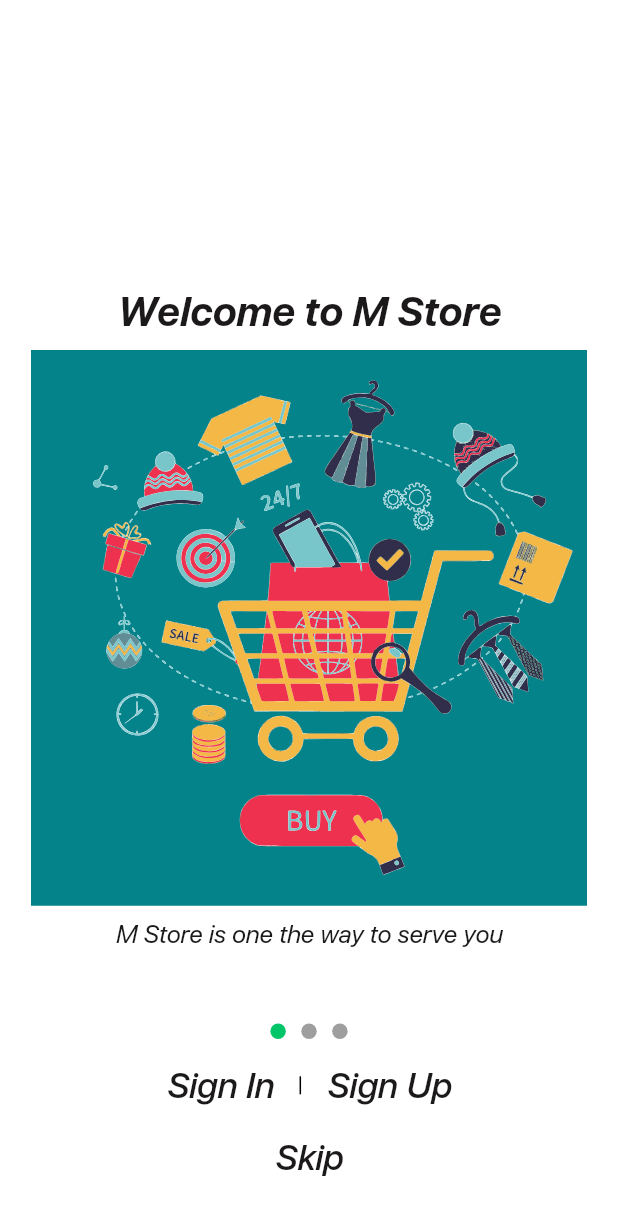
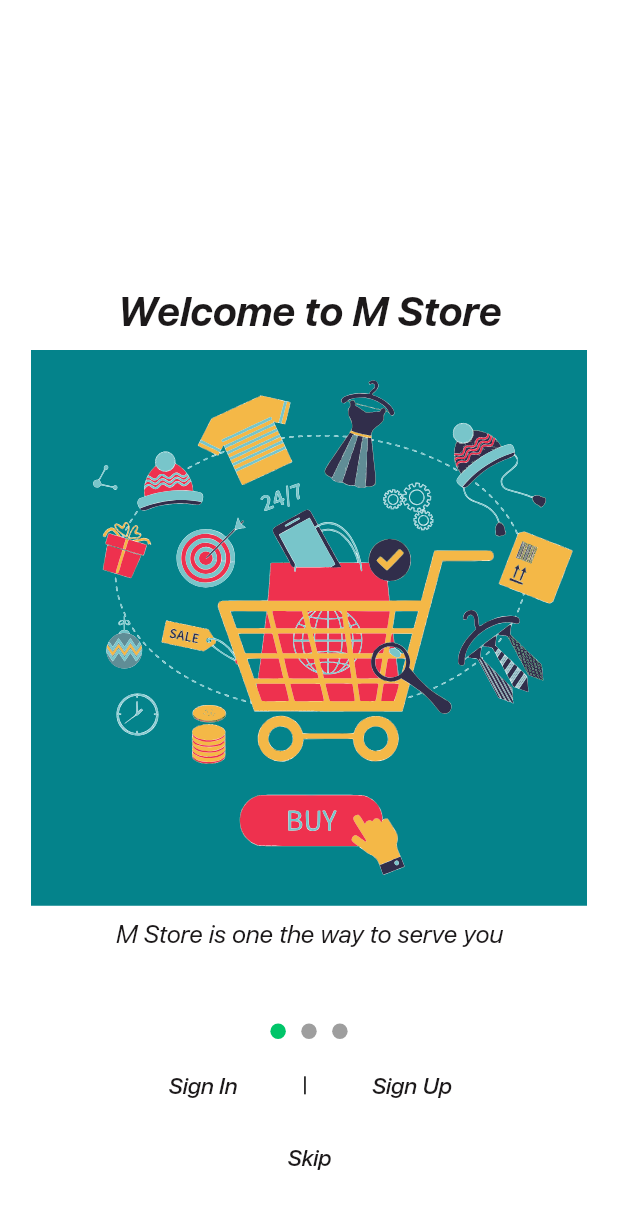
Before and after one commit to the-best-is-best/ms_store, a Flutter app: the screen it shows after launch, on a phone screen of 412 x 824 dp. Shown: the top 1215 px of the screen. Run offline on Flutter 3.47's test engine with Material 2 defaults, Android fonts, the phone set to English and light mode, and no system bars; drawn by our look-alikes of smooth_page_indicator; our stand-ins replace buildcondition, cached_network_image, carousel_slider, community_material_icon, dartz, dio and 16 more; missing offline and left inert: tbib_splash_screen; accounts and stored records are empty; generated files the repository leaves out were written again.

Commit message:
solve some bugs

```diff
--- a/lib/presentation/forget_password/view/forget_password_view.dart
+++ b/lib/presentation/forget_password/view/forget_password_view.dart
@@ -35,8 +35,6 @@ class _ForgetPasswordViewState extends State<ForgetPasswordView> {
 
   @override
   void dispose() {
-    _emailController.dispose();
-
     //Get.delete<LoginViewModelGetX>();
 
     super.dispose();
--- a/lib/presentation/on_boarding/view/on_boarding_view.dart
+++ b/lib/presentation/on_boarding/view/on_boarding_view.dart
@@ -119,7 +119,7 @@ class PViewState extends State<OnBoardingView> {
                           },
                           child: Text(
                             "Sign In",
-                            style: themeData.textTheme.labelLarge!,
+                            style: themeData.textTheme.labelMedium!,
                           ),
                         ),
                         const Spacer(),
@@ -137,7 +137,7 @@ class PViewState extends State<OnBoardingView> {
                           },
                           child: Text(
                             "Sign Up",
-                            style: themeData.textTheme.labelLarge!,
+                            style: themeData.textTheme.labelMedium!,
                           ),
                         ),
                       ],
@@ -150,7 +150,7 @@ class PViewState extends State<OnBoardingView> {
                     },
                     child: Text(
                       "Skip",
-                      style: themeData.textTheme.labelLarge!,
+                      style: themeData.textTheme.labelMedium!,
                     ),
                   ),
                 ],
--- a/lib/presentation/resources/theme_manager.dart
+++ b/lib/presentation/resources/theme_manager.dart
@@ -88,8 +88,10 @@ ThemeData get themeDataLight {
     inputDecorationTheme: InputDecorationTheme(
       contentPadding: EdgeInsets.all(AppSpacing.ap18.w),
       iconColor: ColorManager.darkColor,
-      hintStyle:
-          getRegularStyle(fontSize: FontSize.s16, color: ColorManager.grey),
+      hintStyle: getRegularStyle(
+        fontSize: FontSize.s16,
+        color: ColorManager.grey,
+      ),
       labelStyle:
           getMediumStyle(fontSize: FontSize.s16, color: ColorManager.grey),
       errorStyle:
```
Also changed, not shown: lib/presentation/rest_password/view/rest_password_view.dart (+2 -6 lines).
